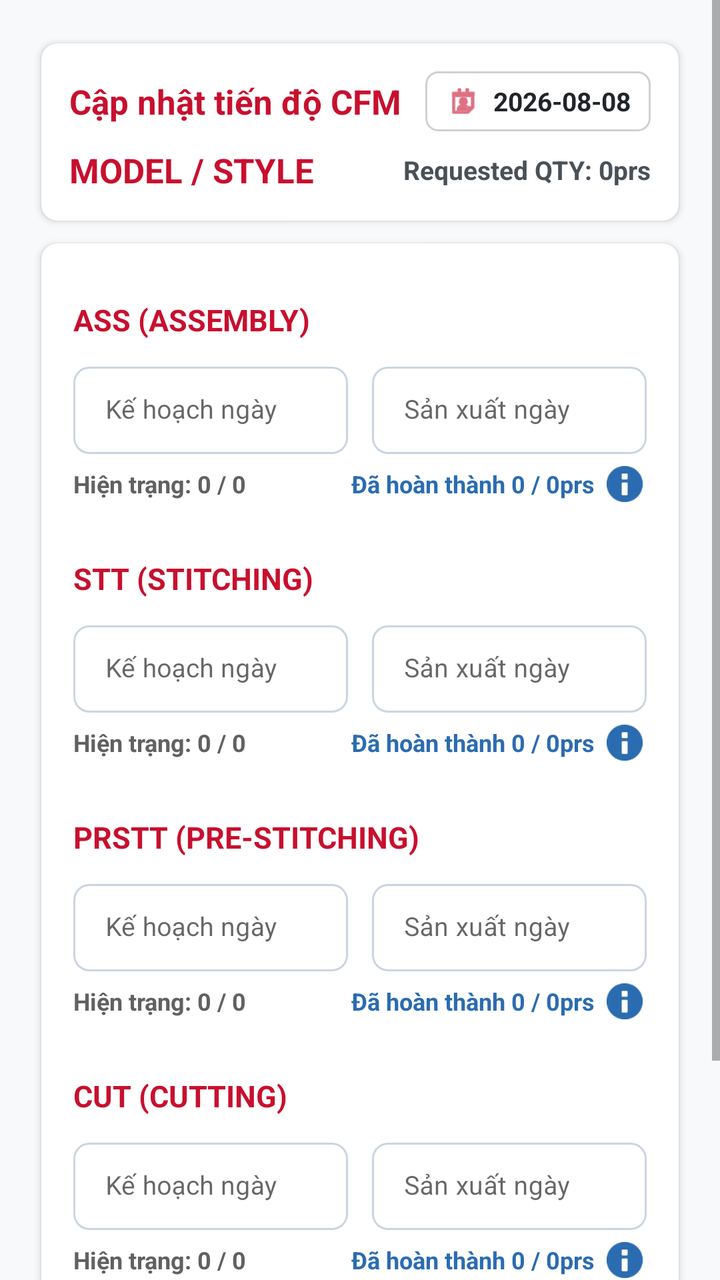
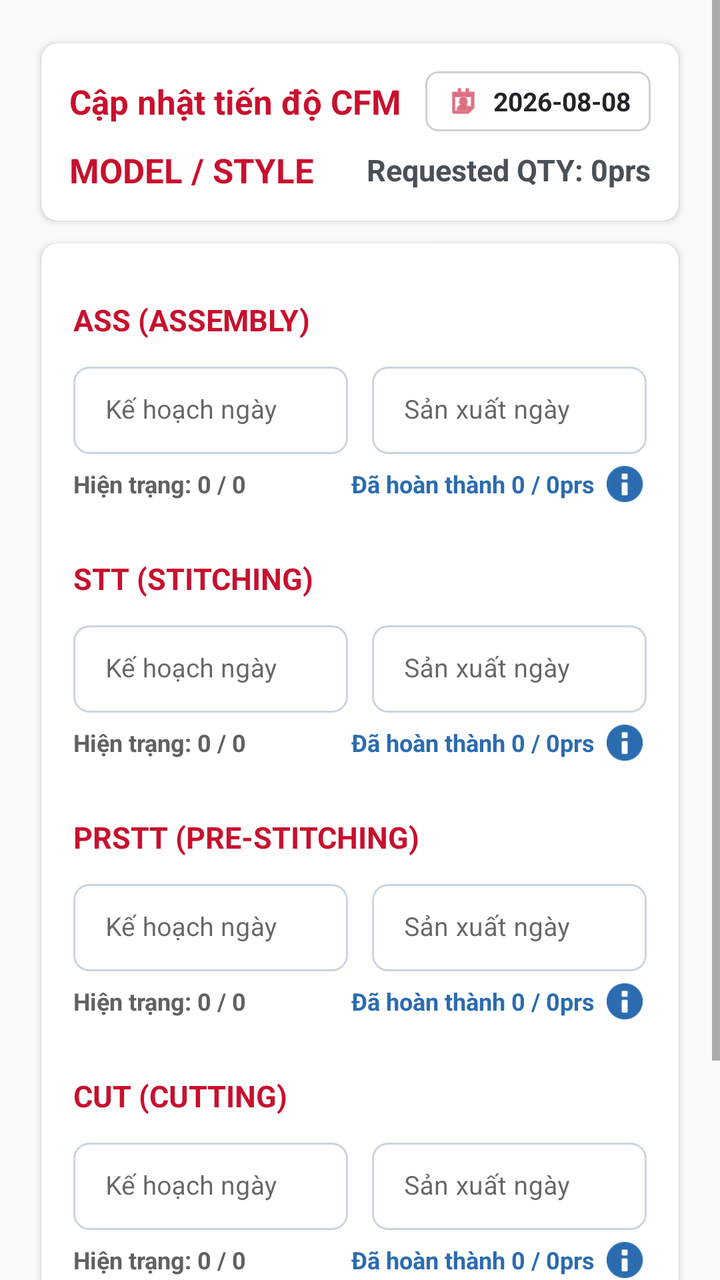

The first picture is an Android layout as it rendered before a commit; the second is the same layout after the commit. The layout source and the unified diff follow.
<!-- AndroidManifest.xml: application theme Theme.Nbcfm -->
<!-- res/layout/activity_update_cfm.xml -->
<?xml version="1.0" encoding="utf-8"?>
<ScrollView xmlns:android="http://schemas.android.com/apk/res/android"
    xmlns:app="http://schemas.android.com/apk/res-auto"
    android:layout_width="match_parent"
    android:layout_height="match_parent"
    android:background="#F8F9FA"
    android:fillViewport="true">

    <LinearLayout
        android:layout_width="match_parent"
        android:layout_height="wrap_content"
        android:orientation="vertical"
        android:padding="16dp">

        
        <androidx.cardview.widget.CardView
            android:layout_width="match_parent"
            android:layout_height="wrap_content"
            app:cardCornerRadius="8dp"
            app:cardElevation="2dp"
            app:cardUseCompatPadding="true">

            <LinearLayout
                android:layout_width="match_parent"
                android:layout_height="wrap_content"
                android:orientation="vertical"
                android:padding="14dp">

                <LinearLayout
                    android:layout_width="match_parent"
                    android:layout_height="wrap_content"
                    android:orientation="horizontal"
                    android:gravity="center_vertical">

                    <TextView
                        android:id="@+id/tvTitle"
                        android:layout_width="0dp"
                        android:layout_height="wrap_content"
                        android:layout_weight="1"
                        android:text="Cập nhật tiến độ CFM"
                        android:textColor="@color/nb_red"
                        android:textSize="17sp"
                        android:textStyle="bold" />

                    
                    <LinearLayout
                        android:id="@+id/btnWorkDate"
                        android:layout_width="wrap_content"
                        android:layout_height="wrap_content"
                        android:orientation="horizontal"
                        android:gravity="center_vertical"
                        android:background="@drawable/edit_bg"
                        android:paddingHorizontal="10dp"
                        android:paddingVertical="6dp"
                        android:clickable="true"
                        android:focusable="true">

                        <ImageView
                            android:layout_width="18dp"
                            android:layout_height="18dp"
                            android:src="@android:drawable/ic_menu_my_calendar"
                            android:tint="@color/nb_red"
                            android:layout_marginEnd="6dp" />

                        <TextView
                            android:id="@+id/tvWorkDate"
                            android:layout_width="wrap_content"
                            android:layout_height="wrap_content"
                            android:text="2026-08-08"
                            android:textColor="#212529"
                            android:textSize="13sp"
                            android:textStyle="bold" />
                    </LinearLayout>
                </LinearLayout>

                <LinearLayout
                    android:layout_width="match_parent"
                    android:layout_height="wrap_content"
                    android:orientation="horizontal"
                    android:gravity="center_vertical"
                    android:layout_marginTop="8dp">

                    <TextView
                        android:id="@+id/tvModelStyle"
                        android:layout_width="0dp"
                        android:layout_height="wrap_content"
                        android:layout_weight="1"
                        android:text="MODEL / STYLE"
                        android:textColor="@color/nb_red"
                        android:textSize="17sp"
                        android:textStyle="bold" />

                    <TextView
                        android:id="@+id/tvRequestedQty"
                        android:layout_width="wrap_content"
                        android:layout_height="wrap_content"
                        android:text="Requested QTY: 0prs"
                        android:textColor="#495057"
                        android:textSize="13sp"
                        android:textStyle="bold" />
                </LinearLayout>

            </LinearLayout>
        </androidx.cardview.widget.CardView>

        
        <androidx.cardview.widget.CardView
            android:layout_width="match_parent"
            android:layout_height="wrap_content"
            app:cardCornerRadius="8dp"
            app:cardElevation="2dp"
            app:cardUseCompatPadding="true">

            <LinearLayout
                android:layout_width="match_parent"
                android:layout_height="wrap_content"
                android:orientation="vertical"
                android:padding="16dp">

                
                <TextView style="@style/ProcLabel" android:text="ASS (ASSEMBLY)" />
                <LinearLayout
                    android:layout_width="match_parent"
                    android:layout_height="wrap_content"
                    android:orientation="horizontal"
                    android:layout_marginTop="4dp">
                    <com.google.android.material.textfield.TextInputLayout
                        style="@style/OutlinedInputField"
                        android:layout_width="0dp"
                        android:layout_height="wrap_content"
                        android:layout_weight="1"
                        android:layout_marginEnd="6dp"
                        android:hint="Kế hoạch ngày">
                        <com.google.android.material.textfield.TextInputEditText
                            android:id="@+id/etAssPlan"
                            android:layout_width="match_parent"
                            android:layout_height="wrap_content"
                            android:inputType="number"
                            android:textSize="13sp" />
                    </com.google.android.material.textfield.TextInputLayout>
                    <com.google.android.material.textfield.TextInputLayout
                        style="@style/OutlinedInputField"
                        android:layout_width="0dp"
                        android:layout_height="wrap_content"
                        android:layout_weight="1"
                        android:layout_marginStart="6dp"
                        android:hint="Sản xuất ngày">
                        <com.google.android.material.textfield.TextInputEditText
                            android:id="@+id/etAssProd"
                            android:layout_width="match_parent"
                            android:layout_height="wrap_content"
                            android:inputType="number"
                            android:textSize="13sp" />
                    </com.google.android.material.textfield.TextInputLayout>
                </LinearLayout>
                <LinearLayout
                    android:layout_width="match_parent"
                    android:layout_height="wrap_content"
                    android:orientation="horizontal"
                    android:gravity="center_vertical"
                    android:layout_marginTop="4dp"
                    android:layout_marginBottom="14dp">
                    <TextView
                        android:id="@+id/tvAssStatus"
                        android:layout_width="0dp"
                        android:layout_height="wrap_content"
                        android:layout_weight="1"
                        android:text="Hiện trạng: 0 / 0"
                        android:textColor="@color/textSecondary"
                        android:textSize="12sp"
                        android:textStyle="bold" />
                    <LinearLayout
                        android:layout_width="wrap_content"
                        android:layout_height="wrap_content"
                        android:orientation="horizontal"
                        android:gravity="center_vertical">
                        <TextView
                            android:id="@+id/tvAssAccumulated"
                            android:layout_width="wrap_content"
                            android:layout_height="wrap_content"
                            android:text="Đã hoàn thành 0 / 0prs"
                            android:textColor="#2B6CB0"
                            android:textSize="12sp"
                            android:textStyle="bold" />
                        <ImageView
                            android:id="@+id/btnAssHistoryDetail"
                            android:layout_width="22dp"
                            android:layout_height="22dp"
                            android:src="@android:drawable/ic_dialog_info"
                            android:tint="#2B6CB0"
                            android:padding="2dp"
                            android:layout_marginStart="4dp"
                            android:background="?android:attr/selectableItemBackgroundBorderless"
                            android:clickable="true"
                            android:focusable="true" />
                    </LinearLayout>
                </LinearLayout>

                
                <TextView style="@style/ProcLabel" android:text="STT (STITCHING)" />
                <LinearLayout
                    android:layout_width="match_parent"
                    android:layout_height="wrap_content"
                    android:orientation="horizontal"
                    android:layout_marginTop="4dp">
                    <com.google.android.material.textfield.TextInputLayout
                        style="@style/OutlinedInputField"
                        android:layout_width="0dp"
                        android:layout_height="wrap_content"
                        android:layout_weight="1"
                        android:layout_marginEnd="6dp"
                        android:hint="Kế hoạch ngày">
                        <com.google.android.material.textfield.TextInputEditText
                            android:id="@+id/etSttPlan"
                            android:layout_width="match_parent"
                            android:layout_height="wrap_content"
                            android:inputType="number"
                            android:textSize="13sp" />
                    </com.google.android.material.textfield.TextInputLayout>
                    <com.google.android.material.textfield.TextInputLayout
                        style="@style/OutlinedInputField"
                        android:layout_width="0dp"
                        android:layout_height="wrap_content"
                        android:layout_weight="1"
                        android:layout_marginStart="6dp"
                        android:hint="Sản xuất ngày">
                        <com.google.android.material.textfield.TextInputEditText
                            android:id="@+id/etSttProd"
                            android:layout_width="match_parent"
                            android:layout_height="wrap_content"
                            android:inputType="number"
                            android:textSize="13sp" />
                    </com.google.android.material.textfield.TextInputLayout>
                </LinearLayout>
                <LinearLayout
                    android:layout_width="match_parent"
                    android:layout_height="wrap_content"
                    android:orientation="horizontal"
                    android:gravity="center_vertical"
                    android:layout_marginTop="4dp"
                    android:layout_marginBottom="14dp">
                    <TextView
                        android:id="@+id/tvSttStatus"
                        android:layout_width="0dp"
                        android:layout_height="wrap_content"
                        android:layout_weight="1"
                        android:text="Hiện trạng: 0 / 0"
                        android:textColor="@color/textSecondary"
                        android:textSize="12sp"
                        android:textStyle="bold" />
                    <LinearLayout
                        android:layout_width="wrap_content"
                        android:layout_height="wrap_content"
                        android:orientation="horizontal"
                        android:gravity="center_vertical">
                        <TextView
                            android:id="@+id/tvSttAccumulated"
                            android:layout_width="wrap_content"
                            android:layout_height="wrap_content"
                            android:text="Đã hoàn thành 0 / 0prs"
                            android:textColor="#2B6CB0"
                            android:textSize="12sp"
                            android:textStyle="bold" />
                        <ImageView
                            android:id="@+id/btnSttHistoryDetail"
                            android:layout_width="22dp"
                            android:layout_height="22dp"
                            android:src="@android:drawable/ic_dialog_info"
                            android:tint="#2B6CB0"
                            android:padding="2dp"
                            android:layout_marginStart="4dp"
                            android:background="?android:attr/selectableItemBackgroundBorderless"
                            android:clickable="true"
                            android:focusable="true" />
                    </LinearLayout>
                </LinearLayout>

                
                <TextView style="@style/ProcLabel" android:text="PRSTT (PRE-STITCHING)" />
                <LinearLayout
                    android:layout_width="match_parent"
                    android:layout_height="wrap_content"
                    android:orientation="horizontal"
                    android:layout_marginTop="4dp">
                    <com.google.android.material.textfield.TextInputLayout
                        style="@style/OutlinedInputField"
                        android:layout_width="0dp"
                        android:layout_height="wrap_content"
                        android:layout_weight="1"
                        android:layout_marginEnd="6dp"
                        android:hint="Kế hoạch ngày">
                        <com.google.android.material.textfield.TextInputEditText
                            android:id="@+id/etPrsttPlan"
                            android:layout_width="match_parent"
                            android:layout_height="wrap_content"
                            android:inputType="number"
                            android:textSize="13sp" />
                    </com.google.android.material.textfield.TextInputLayout>
                    <com.google.android.material.textfield.TextInputLayout
                        style="@style/OutlinedInputField"
                        android:layout_width="0dp"
                        android:layout_height="wrap_content"
                        android:layout_weight="1"
                        android:layout_marginStart="6dp"
                        android:hint="Sản xuất ngày">
                        <com.google.android.material.textfield.TextInputEditText
                            android:id="@+id/etPrsttProd"
                            android:layout_width="match_parent"
                            android:layout_height="wrap_content"
                            android:inputType="number"
                            android:textSize="13sp" />
                    </com.google.android.material.textfield.TextInputLayout>
                </LinearLayout>
                <LinearLayout
                    android:layout_width="match_parent"
                    android:layout_height="wrap_content"
                    android:orientation="horizontal"
                    android:gravity="center_vertical"
                    android:layout_marginTop="4dp"
                    android:layout_marginBottom="14dp">
                    <TextView
                        android:id="@+id/tvPrsttStatus"
                        android:layout_width="0dp"
                        android:layout_height="wrap_content"
                        android:layout_weight="1"
                        android:text="Hiện trạng: 0 / 0"
                        android:textColor="@color/textSecondary"
                        android:textSize="12sp"
                        android:textStyle="bold" />
                    <LinearLayout
                        android:layout_width="wrap_content"
                        android:layout_height="wrap_content"
                        android:orientation="horizontal"
                        android:gravity="center_vertical">
                        <TextView
                            android:id="@+id/tvPrsttAccumulated"
                            android:layout_width="wrap_content"
                            android:layout_height="wrap_content"
                            android:text="Đã hoàn thành 0 / 0prs"
                            android:textColor="#2B6CB0"
                            android:textSize="12sp"
                            android:textStyle="bold" />
                        <ImageView
                            android:id="@+id/btnPrsttHistoryDetail"
                            android:layout_width="22dp"
                            android:layout_height="22dp"
                            android:src="@android:drawable/ic_dialog_info"
                            android:tint="#2B6CB0"
                            android:padding="2dp"
                            android:layout_marginStart="4dp"
                            android:background="?android:attr/selectableItemBackgroundBorderless"
                            android:clickable="true"
                            android:focusable="true" />
                    </LinearLayout>
                </LinearLayout>

                
                <TextView style="@style/ProcLabel" android:text="CUT (CUTTING)" />
                <LinearLayout
                    android:layout_width="match_parent"
                    android:layout_height="wrap_content"
                    android:orientation="horizontal"
                    android:layout_marginTop="4dp">
                    <com.google.android.material.textfield.TextInputLayout
                        style="@style/OutlinedInputField"
                        android:layout_width="0dp"
                        android:layout_height="wrap_content"
                        android:layout_weight="1"
                        android:layout_marginEnd="6dp"
                        android:hint="Kế hoạch ngày">
                        <com.google.android.material.textfield.TextInputEditText
                            android:id="@+id/etCutPlan"
                            android:layout_width="match_parent"
                            android:layout_height="wrap_content"
                            android:inputType="number"
                            android:textSize="13sp" />
                    </com.google.android.material.textfield.TextInputLayout>
                    <com.google.android.material.textfield.TextInputLayout
                        style="@style/OutlinedInputField"
                        android:layout_width="0dp"
                        android:layout_height="wrap_content"
                        android:layout_weight="1"
                        android:layout_marginStart="6dp"
                        android:hint="Sản xuất ngày">
                        <com.google.android.material.textfield.TextInputEditText
                            android:id="@+id/etCutProd"
                            android:layout_width="match_parent"
                            android:layout_height="wrap_content"
                            android:inputType="number"
                            android:textSize="13sp" />
                    </com.google.android.material.textfield.TextInputLayout>
                </LinearLayout>
                <LinearLayout
                    android:layout_width="match_parent"
                    android:layout_height="wrap_content"
                    android:orientation="horizontal"
                    android:gravity="center_vertical"
                    android:layout_marginTop="4dp"
                    android:layout_marginBottom="4dp">
                    <TextView
                        android:id="@+id/tvCutStatus"
                        android:layout_width="0dp"
                        android:layout_height="wrap_content"
                        android:layout_weight="1"
                        android:text="Hiện trạng: 0 / 0"
                        android:textColor="@color/textSecondary"
                        android:textSize="12sp"
                        android:textStyle="bold" />
                    <LinearLayout
                        android:layout_width="wrap_content"
                        android:layout_height="wrap_content"
                        android:orientation="horizontal"
                        android:gravity="center_vertical">
                        <TextView
                            android:id="@+id/tvCutAccumulated"
                            android:layout_width="wrap_content"
                            android:layout_height="wrap_content"
                            android:text="Đã hoàn thành 0 / 0prs"
                            android:textColor="#2B6CB0"
                            android:textSize="12sp"
                            android:textStyle="bold" />
                        <ImageView
                            android:id="@+id/btnCutHistoryDetail"
                            android:layout_width="22dp"
                            android:layout_height="22dp"
                            android:src="@android:drawable/ic_dialog_info"
                            android:tint="#2B6CB0"
                            android:padding="2dp"
                            android:layout_marginStart="4dp"
                            android:background="?android:attr/selectableItemBackgroundBorderless"
                            android:clickable="true"
                            android:focusable="true" />
                    </LinearLayout>
                </LinearLayout>

            </LinearLayout>
        </androidx.cardview.widget.CardView>

        <TextView
            android:id="@+id/tvStatus"
            android:layout_width="match_parent"
            android:layout_height="wrap_content"
            android:textColor="@color/textSecondary"
            android:textSize="13sp"
            android:paddingTop="8dp"
            android:paddingBottom="4dp" />

        <ProgressBar
            android:id="@+id/progressBar"
            style="?android:attr/progressBarStyleSmall"
            android:layout_width="wrap_content"
            android:layout_height="wrap_content"
            android:layout_gravity="center"
            android:visibility="gone" />

        <Button
            android:id="@+id/btnSave"
            android:layout_width="match_parent"
            android:layout_height="wrap_content"
            android:text="SAVE ALL"
            android:textColor="#FFFFFF"
            android:textStyle="bold"
            android:layout_marginTop="12dp"
            android:background="@drawable/btn_red" />

    </LinearLayout>
</ScrollView>
<!-- resources referenced by this layout -->
<resources>
  <color name="nb_red">#C8102E</color>
  <color name="textSecondary">#616161</color>
  <!-- drawable btn_red (drawable) -->
  <?xml version="1.0" encoding="utf-8"?>
  <shape xmlns:android="http://schemas.android.com/apk/res/android"
      android:shape="rectangle">
      <solid android:color="@color/nb_red" />
      <corners android:radius="8dp" />
      <padding android:top="12dp" android:bottom="12dp" />
  </shape>
  <!-- drawable edit_bg (drawable) -->
  <?xml version="1.0" encoding="utf-8"?>
  <shape xmlns:android="http://schemas.android.com/apk/res/android"
      android:shape="rectangle">
      <solid android:color="@color/white" />
      <corners android:radius="6dp" />
      <stroke android:width="1dp" android:color="#D0D0D0" />
  </shape>
  <style name="OutlinedInputField" parent="Widget.MaterialComponents.TextInputLayout.OutlinedBox.Dense">
          <item name="boxCornerRadiusTopStart">8dp</item>
          <item name="boxCornerRadiusTopEnd">8dp</item>
          <item name="boxCornerRadiusBottomStart">8dp</item>
          <item name="boxCornerRadiusBottomEnd">8dp</item>
          <item name="boxStrokeColor">@color/outlined_box_stroke</item>
          <item name="hintTextColor">@color/outlined_hint_color</item>
      </style>
  <style name="ProcLabel">
          <item name="android:layout_width">match_parent</item>
          <item name="android:layout_height">wrap_content</item>
          <item name="android:textColor">@color/nb_red</item>
          <item name="android:textStyle">bold</item>
          <item name="android:textSize">15sp</item>
          <item name="android:paddingTop">12dp</item>
          <item name="android:paddingBottom">4dp</item>
      </style>
  <style name="Theme.Nbcfm" parent="Theme.MaterialComponents.DayNight.DarkActionBar">
          
          <item name="colorPrimary">@color/purple_500</item>
          <item name="colorPrimaryVariant">@color/purple_700</item>
          <item name="colorOnPrimary">@color/white</item>
          
          <item name="colorSecondary">@color/teal_200</item>
          <item name="colorSecondaryVariant">@color/teal_700</item>
          <item name="colorOnSecondary">@color/black</item>
          
          <item name="android:statusBarColor" tools:targetApi="l">?attr/colorPrimaryVariant</item>
          
      </style>
  <color name="white">#FFFFFF</color>
  <color name="purple_500">#FF6200EE</color>
  <color name="purple_700">#FF3700B3</color>
  <color name="teal_200">#FF03DAC5</color>
  <color name="teal_700">#FF018786</color>
  <color name="black">#FF000000</color>
</resources>

<!-- the commit's change to res/layout/activity_update_cfm.xml (unified diff, before → after) -->
@@ -96,7 +96,7 @@
                         android:layout_height="wrap_content"
                         android:text="Requested QTY: 0prs"
                         android:textColor="#495057"
-                        android:textSize="13sp"
+                        android:textSize="15sp"
                         android:textStyle="bold" />
                 </LinearLayout>
 
